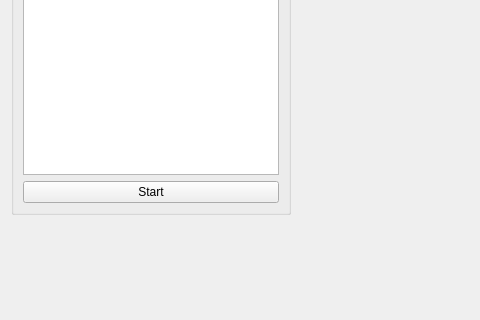
rsippl/big-ring, file indoorcycling2/videodetails.ui: the form before one commit; both pictures show x 0 to 480 and y 200 to 520 of the 838 by 634 pixel window.
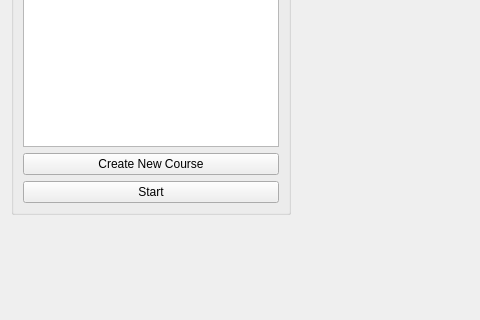
The form after the commit. Custom widgets are drawn as their Qt base class.

```diff
--- a/indoorcycling2/videodetails.ui
+++ b/indoorcycling2/videodetails.ui
@@ -60,6 +60,13 @@
         </property>
        </widget>
       </item>
+      <item>
+       <widget class="QPushButton" name="newCourseButton">
+        <property name="text">
+         <string>Create New Course</string>
+        </property>
+       </widget>
+      </item>
       <item>
        <widget class="QPushButton" name="pushButton">
         <property name="text">
```
